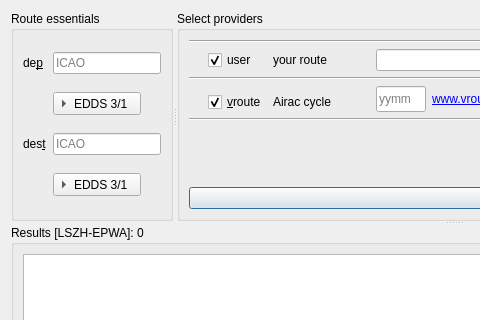
The window that src/dialogs/PlanFlightDialog.ui (qutescoop/qutescoop) describes before a commit, drawn with Qt 5; both pictures show x 0 to 480 and y 0 to 320 of the 907 by 552 pixel window.
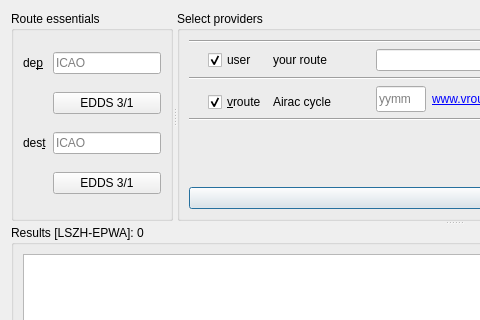
The same window after the commit. Icons and pictures are not drawn.

Commit message: [TASK] fix resources in ui-forms

Diff of the .ui file:
```diff
--- a/src/dialogs/PlanFlightDialog.ui
+++ b/src/dialogs/PlanFlightDialog.ui
@@ -67,22 +67,6 @@
           </property>
          </widget>
         </item>
-        <item row="1" column="1">
-         <widget class="QToolButton" name="bDepDetails">
-          <property name="toolTip">
-           <string>Open airport dialog (EDDS)</string>
-          </property>
-          <property name="text">
-           <string>EDDS 3/1</string>
-          </property>
-          <property name="toolButtonStyle">
-           <enum>Qt::ToolButtonTextBesideIcon</enum>
-          </property>
-          <property name="arrowType">
-           <enum>Qt::RightArrow</enum>
-          </property>
-         </widget>
-        </item>
         <item row="2" column="1">
          <widget class="QLineEdit" name="edDest">
           <property name="maxLength">
@@ -93,22 +77,6 @@
           </property>
          </widget>
         </item>
-        <item row="3" column="1">
-         <widget class="QToolButton" name="bDestDetails">
-          <property name="toolTip">
-           <string>Open airport dialog (EDDS)</string>
-          </property>
-          <property name="text">
-           <string>EDDS 3/1</string>
-          </property>
-          <property name="toolButtonStyle">
-           <enum>Qt::ToolButtonTextBesideIcon</enum>
-          </property>
-          <property name="arrowType">
-           <enum>Qt::RightArrow</enum>
-          </property>
-         </widget>
-        </item>
         <item row="2" column="0">
          <widget class="QLabel" name="lblDest">
           <property name="text">
@@ -119,6 +87,26 @@
           </property>
          </widget>
         </item>
+        <item row="3" column="1">
+         <widget class="QPushButton" name="bDestDetails">
+          <property name="toolTip">
+           <string>Open airport dialog (EDDS)</string>
+          </property>
+          <property name="text">
+           <string>EDDS 3/1</string>
+          </property>
+         </widget>
+        </item>
+        <item row="1" column="1">
+         <widget class="QPushButton" name="bDepDetails">
+          <property name="toolTip">
+           <string>Open airport dialog (EDDS)</string>
+          </property>
+          <property name="text">
+           <string>EDDS 3/1</string>
+          </property>
+         </widget>
+        </item>
        </layout>
       </widget>
       <widget class="QGroupBox" name="groupBox_2">
```
Left out of the diff: 8 changed lines with no effect on the pictures. The commit also changes 6 other files.
